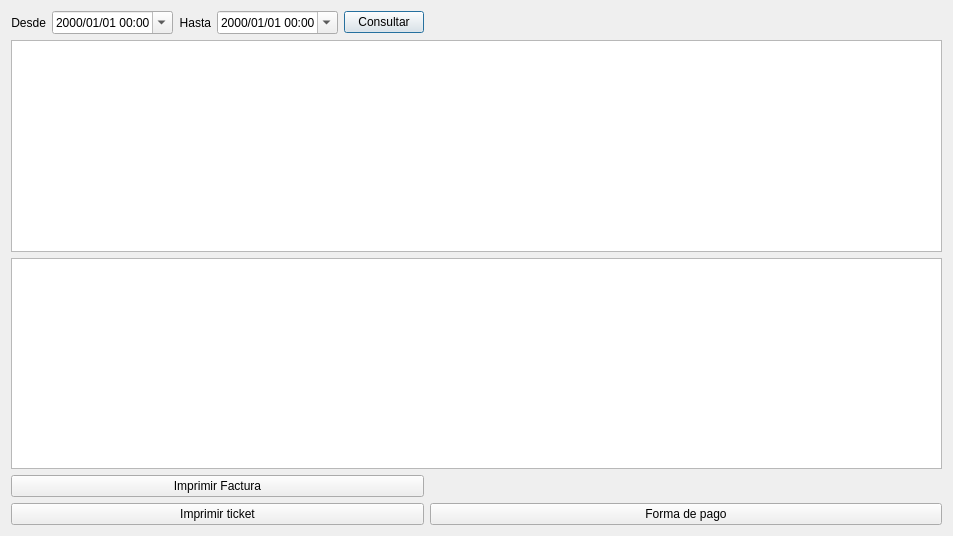
The window that historicotickets.ui (Ladis72/tienda) describes before a commit, drawn with Qt 5.
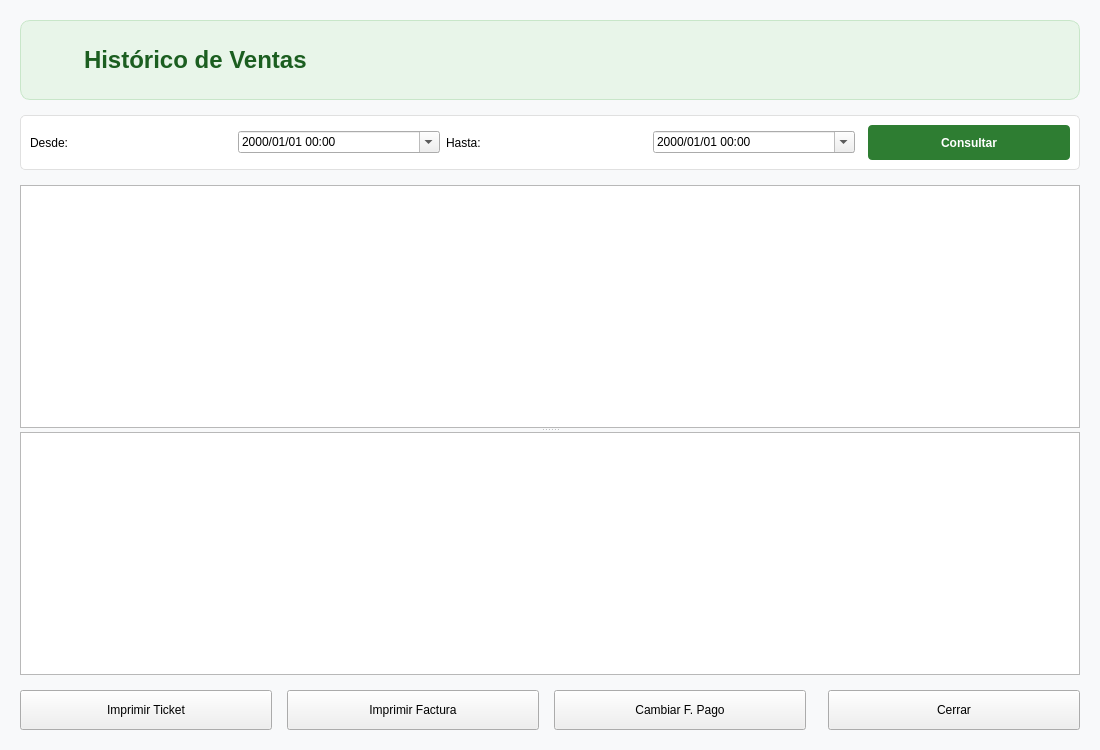
The same window after the commit. Icons and pictures are not drawn.

Patch:
```diff
--- a/historicotickets.ui
+++ b/historicotickets.ui
@@ -6,28 +6,111 @@
    <rect>
     <x>0</x>
     <y>0</y>
-    <width>953</width>
-    <height>536</height>
+    <width>1100</width>
+    <height>750</height>
    </rect>
   </property>
   <property name="windowTitle">
    <string>Historico de tickets</string>
   </property>
-  <layout class="QGridLayout" name="gridLayout">
-   <item row="0" column="0">
-    <layout class="QHBoxLayout" name="horizontalLayout">
+  <property name="styleSheet">
+   <string notr="true">QDialog { background-color: #f8f9fa; }</string>
+  </property>
+  <layout class="QVBoxLayout" name="mainVerticalLayout">
+   <property name="spacing">
+    <number>15</number>
+   </property>
+   <property name="leftMargin">
+    <number>20</number>
+   </property>
+   <property name="topMargin">
+    <number>20</number>
+   </property>
+   <property name="rightMargin">
+    <number>20</number>
+   </property>
+   <property name="bottomMargin">
+    <number>20</number>
+   </property>
+   <item>
+    <widget class="QFrame" name="headerFrame">
+     <property name="minimumSize">
+      <size>
+       <width>0</width>
+       <height>80</height>
+      </size>
+     </property>
+     <property name="styleSheet">
+      <string notr="true">QFrame#headerFrame {
+    background-color: #e8f5e9;
+    border-radius: 10px;
+    border: 1px solid #c8e6c9;
+}</string>
+     </property>
+     <layout class="QHBoxLayout" name="horizontalLayoutHeader">
+      <item>
+       <widget class="QLabel" name="labelIcono">
+        <property name="maximumSize">
+         <size>
+          <width>48</width>
+          <height>48</height>
+         </size>
+        </property>
+        <property name="pixmap">
+         <pixmap>../iconos/tickets.png</pixmap>
+        </property>
+        <property name="scaledContents">
+         <bool>true</bool>
+        </property>
+       </widget>
+      </item>
+      <item>
+       <widget class="QLabel" name="labelTitle">
+        <property name="font">
+         <font>
+          <pointsize>18</pointsize>
+          <bold>true</bold>
+         </font>
+        </property>
+        <property name="styleSheet">
+         <string notr="true">color: #1b5e20;</string>
+        </property>
+        <property name="text">
+         <string>Histórico de Ventas</string>
+        </property>
+       </widget>
+      </item>
+      <item>
+       <spacer name="horizontalSpacerHeader">
+        <property name="orientation">
+         <enum>Qt::Orientation::Horizontal</enum>
+        </property>
+       </spacer>
+      </item>
+     </layout>
+    </widget>
+   </item>
+   <item>
+    <widget class="QFrame" name="filterFrame">
+     <property name="styleSheet">
+      <string notr="true">QFrame#filterFrame { background-color: white; border-radius: 5px; border: 1px solid #e0e0e0; }</string>
+     </property>
+     <layout class="QHBoxLayout" name="horizontalLayoutFilters">
      <item>
       <widget class="QLabel" name="label">
        <property name="text">
-        <string>Desde</string>
-       </property>
-       <property name="alignment">
-        <set>Qt::AlignmentFlag::AlignRight|Qt::AlignmentFlag::AlignTrailing|Qt::AlignmentFlag::AlignVCenter</set>
+         <string>Desde:</string>
        </property>
       </widget>
      </item>
      <item>
       <widget class="QDateTimeEdit" name="dateTimeEditDesde">
+        <property name="minimumSize">
+         <size>
+          <width>160</width>
+          <height>0</height>
+         </size>
+        </property>
        <property name="displayFormat">
         <string>yyyy/MM/dd HH:mm</string>
        </property>
@@ -39,15 +122,18 @@
      <item>
       <widget class="QLabel" name="label_2">
        <property name="text">
-        <string>Hasta</string>
-       </property>
-       <property name="alignment">
-        <set>Qt::AlignmentFlag::AlignRight|Qt::AlignmentFlag::AlignTrailing|Qt::AlignmentFlag::AlignVCenter</set>
+         <string>Hasta:</string>
        </property>
       </widget>
      </item>
      <item>
       <widget class="QDateTimeEdit" name="dateTimeEditHasta">
+        <property name="minimumSize">
+         <size>
+          <width>160</width>
+          <height>0</height>
+         </size>
+        </property>
        <property name="displayFormat">
         <string>yyyy/MM/dd HH:mm</string>
        </property>
@@ -56,112 +142,118 @@
        </property>
       </widget>
      </item>
+      <item>
+       <spacer name="horizontalSpacerFilters">
+        <property name="orientation">
+         <enum>Qt::Orientation::Horizontal</enum>
+        </property>
+       </spacer>
+      </item>
      <item>
       <widget class="QPushButton" name="pushButtonConsultar">
+        <property name="minimumSize">
+         <size>
+          <width>120</width>
+          <height>35</height>
+         </size>
+        </property>
        <property name="text">
         <string>Consultar</string>
        </property>
+        <property name="styleSheet">
+         <string notr="true">QPushButton { background-color: #2e7d32; color: white; font-weight: bold; border-radius: 4px; }
+QPushButton:hover { background-color: #1b5e20; }</string>
+        </property>
       </widget>
      </item>
     </layout>
+    </widget>
    </item>
-   <item row="1" column="0" colspan="3">
+   <item>
+    <widget class="QSplitter" name="splitter">
+     <property name="orientation">
+      <enum>Qt::Orientation::Vertical</enum>
+     </property>
     <widget class="QTableView" name="tableViewTickets">
-     <property name="maximumSize">
-      <size>
-       <width>16777215</width>
-       <height>16777215</height>
-      </size>
-     </property>
-     <property name="sizeAdjustPolicy">
-      <enum>QAbstractScrollArea::SizeAdjustPolicy::AdjustIgnored</enum>
-     </property>
-     <property name="editTriggers">
-      <set>QAbstractItemView::EditTrigger::NoEditTriggers</set>
-     </property>
      <property name="alternatingRowColors">
       <bool>true</bool>
      </property>
-     <property name="sortingEnabled">
-      <bool>false</bool>
-     </property>
-     <attribute name="horizontalHeaderMinimumSectionSize">
-      <number>20</number>
-     </attribute>
      <attribute name="verticalHeaderVisible">
       <bool>false</bool>
      </attribute>
     </widget>
-   </item>
-   <item row="2" column="0" colspan="3">
     <widget class="QTableView" name="tableViewLineasTicket">
-     <property name="sizePolicy">
-      <sizepolicy hsizetype="Expanding" vsizetype="Expanding">
-       <horstretch>0</horstretch>
-       <verstretch>0</verstretch>
-      </sizepolicy>
-     </property>
-     <property name="minimumSize">
-      <size>
-       <width>0</width>
-       <height>0</height>
-      </size>
-     </property>
-     <property name="maximumSize">
-      <size>
-       <width>16777215</width>
-       <height>16777215</height>
-      </size>
-     </property>
-     <property name="sizeAdjustPolicy">
-      <enum>QAbstractScrollArea::SizeAdjustPolicy::AdjustIgnored</enum>
-     </property>
-     <property name="editTriggers">
-      <set>QAbstractItemView::EditTrigger::NoEditTriggers</set>
-     </property>
-     <property name="tabKeyNavigation">
-      <bool>true</bool>
-     </property>
-     <property name="showDropIndicator" stdset="0">
-      <bool>true</bool>
-     </property>
-     <property name="dragEnabled">
-      <bool>false</bool>
-     </property>
-     <property name="dragDropOverwriteMode">
-      <bool>true</bool>
-     </property>
      <property name="alternatingRowColors">
       <bool>true</bool>
      </property>
-     <attribute name="horizontalHeaderCascadingSectionResizes">
-      <bool>false</bool>
-     </attribute>
-     <attribute name="horizontalHeaderMinimumSectionSize">
-      <number>20</number>
-     </attribute>
+     </widget>
     </widget>
    </item>
-   <item row="4" column="0">
+   <item>
+    <layout class="QHBoxLayout" name="horizontalLayoutActions">
+     <item>
     <widget class="QPushButton" name="pushButtonImprimir">
-     <property name="text">
-      <string>Imprimir ticket</string>
-     </property>
-    </widget>
-   </item>
-   <item row="4" column="1" colspan="2">
-    <widget class="QPushButton" name="pushButtonFormaPago">
+       <property name="minimumSize">
+        <size>
+         <width>150</width>
+         <height>40</height>
+        </size>
+       </property>
      <property name="text">
-      <string>Forma de pago</string>
+        <string>Imprimir Ticket</string>
      </property>
     </widget>
    </item>
-   <item row="3" column="0">
+     <item>
     <widget class="QPushButton" name="pushButtonImprimirFactura">
+       <property name="minimumSize">
+        <size>
+         <width>150</width>
+         <height>40</height>
+        </size>
+       </property>
      <property name="text">
       <string>Imprimir Factura</string>
      </property>
     </widget>
+     </item>
+     <item>
+      <widget class="QPushButton" name="pushButtonFormaPago">
+       <property name="minimumSize">
+        <size>
+         <width>150</width>
+         <height>40</height>
+        </size>
+       </property>
+       <property name="text">
+        <string>Cambiar F. Pago</string>
+       </property>
+      </widget>
+     </item>
+     <item>
+      <spacer name="horizontalSpacerActions">
+       <property name="orientation">
+        <enum>Qt::Orientation::Horizontal</enum>
+       </property>
+      </spacer>
+     </item>
+     <item>
+      <widget class="QPushButton" name="pushButtonCerrar">
+       <property name="minimumSize">
+        <size>
+         <width>100</width>
+         <height>40</height>
+        </size>
+       </property>
+       <property name="text">
+        <string>Cerrar</string>
+       </property>
+       <property name="shortcut">
+        <string>Esc</string>
+       </property>
+      </widget>
+     </item>
+    </layout>
    </item>
   </layout>
  </widget>
```
Left out of the diff: 2 changed lines with no effect on the pictures. Lines whose indentation alone changed are shown as unchanged.
